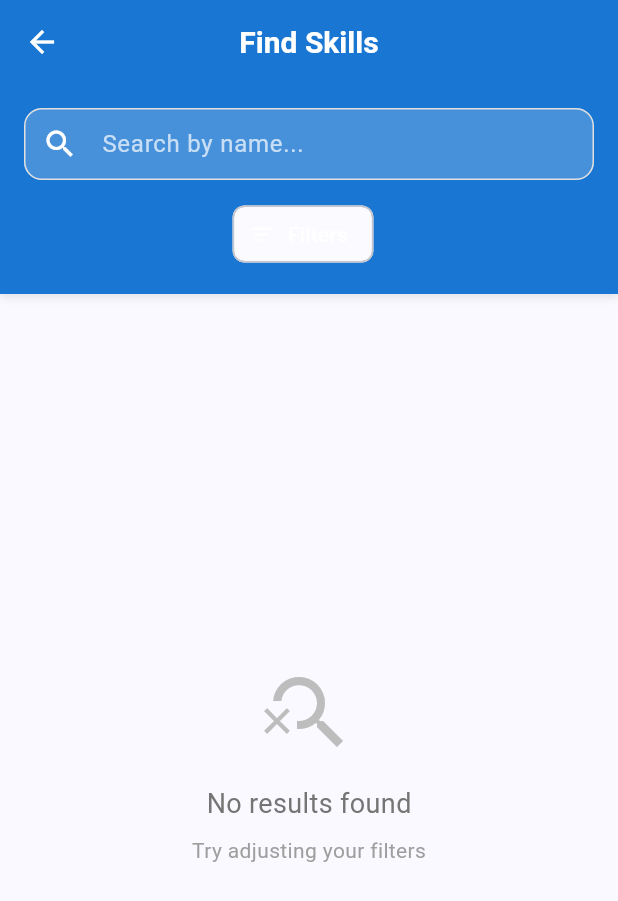
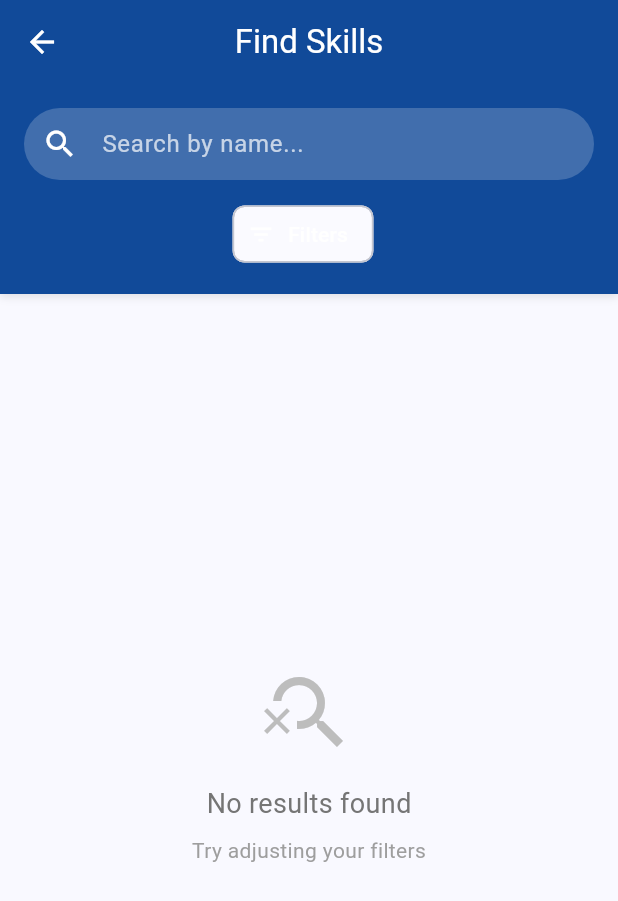
Before and after one commit to alyssahusna44/fyp-skillswap-app, a Flutter app: the screen it shows once a user with an empty profile is signed in, after a tap on "See All", on a phone screen of 412 x 824 dp. Shown: the top 901 px of the screen. Run offline on Flutter 3.47's test engine with Material 3 defaults, Android fonts, the phone set to English and light mode, and no system bars; our stand-ins replace email_validator, flutter_dotenv, image_picker, supabase_flutter, table_calendar; accounts and stored records are empty; network calls fail.

Commit message:
Update UI themes and add assets directory

```diff
--- a/lib/main.dart
+++ b/lib/main.dart
@@ -21,91 +21,53 @@ class MyApp extends StatelessWidget {
 
   @override
   Widget build(BuildContext context) {
+    // Define the custom colors
+    const Color mainColor = Color(0xFF114A99);
+    const Color accentColor = Color(0xFFFEBD59);
+
     return MaterialApp(
       title: 'SkillSwap',
       debugShowCheckedModeBanner: false,
       theme: ThemeData(
-        primarySwatch: Colors.blue,
-        primaryColor: Colors.blue[700],
+        useMaterial3: true,
+        primaryColor: mainColor,
         colorScheme: ColorScheme.fromSeed(
-          seedColor: Colors.blue[700]!,
+          seedColor: mainColor,
+          secondary: accentColor,
           brightness: Brightness.light,
         ),
-        useMaterial3: true,
 
-        // Input decoration theme
+        // Update Input decoration
         inputDecorationTheme: InputDecorationTheme(
           filled: true,
           fillColor: Colors.grey[50],
-          contentPadding: const EdgeInsets.symmetric(
-            horizontal: 16,
-            vertical: 16,
-          ),
-          border: OutlineInputBorder(
-            borderRadius: BorderRadius.circular(12),
-            borderSide: BorderSide(color: Colors.grey[300]!),
-          ),
-          enabledBorder: OutlineInputBorder(
-            borderRadius: BorderRadius.circular(12),
-            borderSide: BorderSide(color: Colors.grey[300]!),
-          ),
           focusedBorder: OutlineInputBorder(
             borderRadius: BorderRadius.circular(12),
-            borderSide: BorderSide(color: Colors.blue[700]!, width: 2),
+            borderSide: const BorderSide(color: mainColor, width: 2),
           ),
-          errorBorder: OutlineInputBorder(
-            borderRadius: BorderRadius.circular(12),
-            borderSide: const BorderSide(color: Colors.red, width: 2),
-          ),
-          focusedErrorBorder: OutlineInputBorder(
-            borderRadius: BorderRadius.circular(12),
-            borderSide: const BorderSide(color: Colors.red, width: 2),
+          // ... (keep other borders consistent)
+        ),
+
+        // Update Button theme
+        elevatedButtonTheme: ElevatedButtonThemeData(
+          style: ElevatedButton.styleFrom(
+            backgroundColor: mainColor,
+            foregroundColor: Colors.white,
+            // Use accent color for shadows or highlights if desired
+            shadowColor: mainColor.withOpacity(0.5),
+            shape: RoundedRectangleBorder(
+              borderRadius: BorderRadius.circular(12),
+            ),
           ),
         ),
 
-        // Elevated button theme
-        elevatedButtonTheme: ElevatedButtonThemeData(
-          style: ElevatedButton.styleFrom(
-            backgroundColor: Colors.blue[700],
-            foregroundColor: Colors.white,
-            elevation: 2,
-            shadowColor: Colors.blue[700],
-            shape: RoundedRectangleBorder(
-              borderRadius: BorderRadius.circular(12),
-            ),
-            padding: const EdgeInsets.symmetric(horizontal: 24, vertical: 16),
-          ),
+        // Update App bar theme
+        appBarTheme: const AppBarTheme(
+          backgroundColor: mainColor,
+          foregroundColor: Colors.white,
+          centerTitle: true,
         ),
-
-        // Text button theme
-        textButtonTheme: TextButtonThemeData(
-          style: TextButton.styleFrom(
-            foregroundColor: Colors.blue[700],
-            shape: RoundedRectangleBorder(
-              borderRadius: BorderRadius.circular(8),
-            ),
-            padding: const EdgeInsets.symmetric(horizontal: 16, vertical: 12),
-          ),
-        ),
-
-        // App bar theme
-        appBarTheme: AppBarTheme(
-          backgroundColor: Colors.blue[700],
-          foregroundColor: Colors.white,
-          elevation: 0,
-          centerTitle: true,
-          titleTextStyle: const TextStyle(
-            fontSize: 20,
-            fontWeight: FontWeight.bold,
-            color: Colors.white,
-          ),
-        ),
-
-        // Drawer theme
-        drawerTheme: const DrawerThemeData(backgroundColor: Colors.white),
       ),
-
-      // Check authentication state and navigate accordingly
       home: const AuthStateWrapper(),
     );
   }
--- a/pubspec.yaml
+++ b/pubspec.yaml
@@ -32,3 +32,4 @@ flutter:
 
   assets:
     - .env
+    - lib/assets/
```
Also changed, not shown: lib/home_screen.dart (line endings or trailing spaces).
